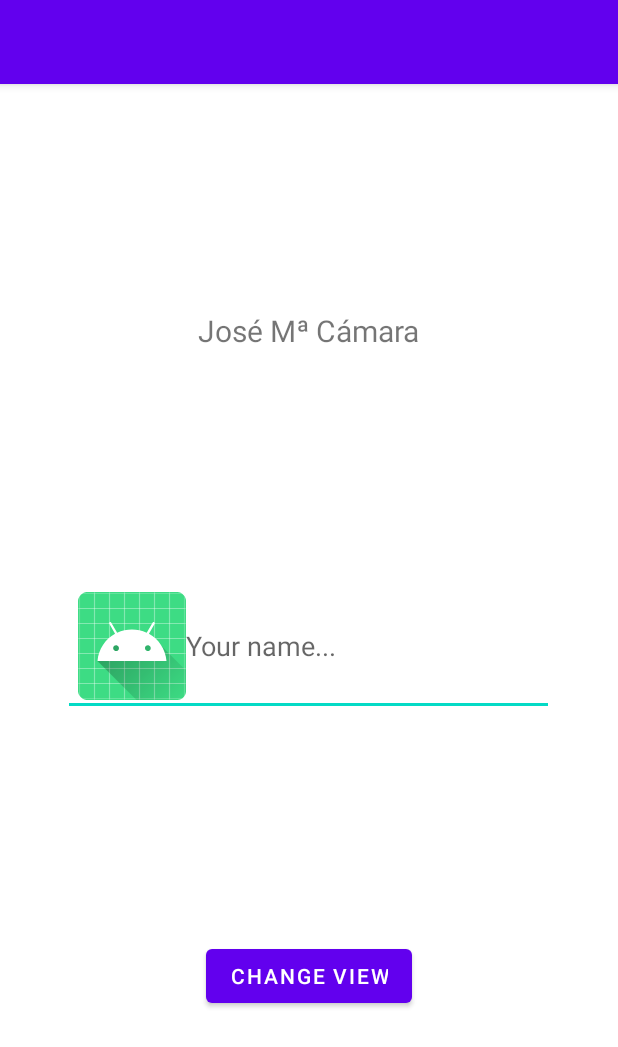
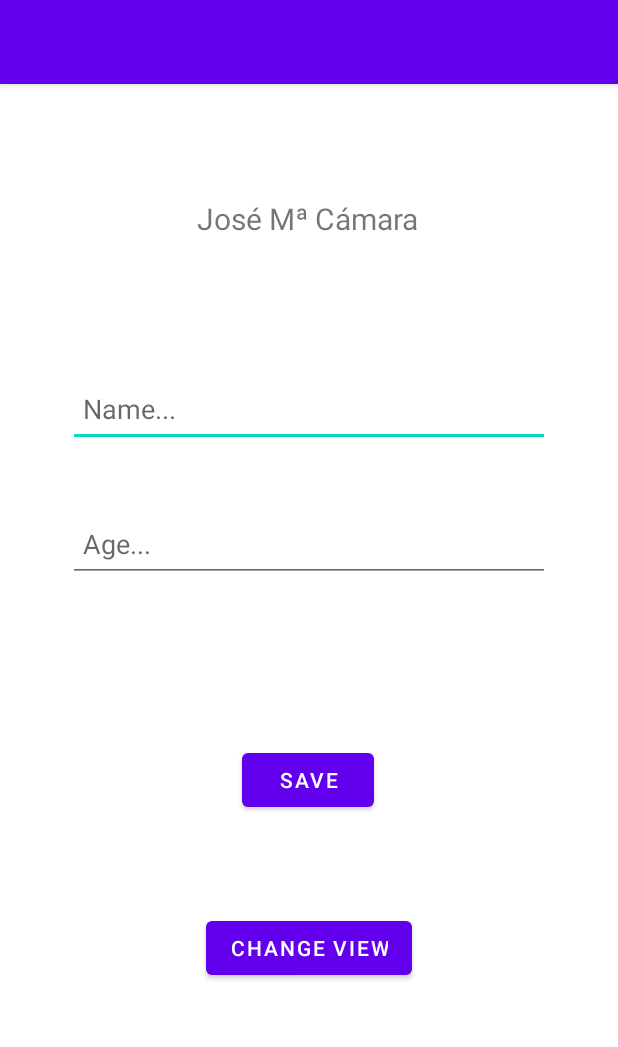
Before and after one commit to JoseCP82/CursoAndroid, an Android app: the screen it shows after launch (MainActivity), on a phone screen of 412 x 824 dp. Shown: the top 1047 px of the screen. Run offline under Robolectric (Android 15) with nearby library versions, the phone set to English and light mode, and no system bars.

Commit message:
bbdd implementada

```diff
--- a/app/src/main/java/Data/DataDbHelper.kt
+++ b/app/src/main/java/Data/DataDbHelper.kt
@@ -5,6 +5,7 @@ import android.content.ContentValues
 import android.content.Context
 import android.database.sqlite.SQLiteDatabase
 import android.database.sqlite.SQLiteOpenHelper
+import java.util.concurrent.locks.Condition
 
 class DataDbHelper (context: Context):SQLiteOpenHelper(context, DATABASE_NAME, null, DATABASE_VERSION){
 
@@ -22,10 +23,9 @@ class DataDbHelper (context: Context):SQLiteOpenHelper(context, DATABASE_NAME, n
 
     override fun onCreate(db: SQLiteDatabase?) {
         db!!.execSQL("CREATE TABLE "+Tables.Persons.TABLE_NAME+" (" +
-                Tables.Persons._ID+ " INTEGER PRIMARY KEY AUTOINCREMENT," +
+                Tables.Persons._ID+ " INTEGER PRIMARY KEY AUTOINCREMENT, " +
                 Tables.Persons.COLUMN_NAME + " TEXT NOT NULL," +
-                Tables.Persons.COLUMN_AGE + " TEXT NOT NULL," +
-                Tables.Persons.COLUMN_TYPE + " TEXT NOT NULL)");
+                Tables.Persons.COLUMN_AGE + " TEXT NOT NULL)");
     }
 
     override fun onUpgrade(db: SQLiteDatabase?, oldVersion: Int, newVersion: Int) {
@@ -35,7 +35,6 @@ class DataDbHelper (context: Context):SQLiteOpenHelper(context, DATABASE_NAME, n
     fun insert(person: List<Person>) {
         values.put(Tables.Persons.COLUMN_NAME,person[0].getName())
         values.put(Tables.Persons.COLUMN_AGE,person[0].getAge())
-        values.put(Tables.Persons.COLUMN_TYPE,person[0].getType())
         db.insert(Tables.Persons.TABLE_NAME,null,values)
     }
 }
--- a/app/src/main/java/Data/Tables.kt
+++ b/app/src/main/java/Data/Tables.kt
@@ -9,8 +9,7 @@ class Tables {
             val TABLE_NAME="persons"
             val COLUMN_NAME="name"
             val COLUMN_AGE="age"
-            val COLUMN_TYPE="type"
-            var persons: MutableList<Person>=ArrayList()
+            var persons: MutableList<Person> = ArrayList()
         }
     }
 }
--- a/app/src/main/java/Model/Person.kt
+++ b/app/src/main/java/Model/Person.kt
@@ -4,14 +4,11 @@ class Person (){
 
     private var id: Int = 0
     private var name: String = ""
-    private var age: Int = 0
-    private var type: String = ""
+    private var age: String = ""
 
-    constructor(id: Int, name: String, age: Int, type: String) : this() {
-        this.id=id
+    constructor(name: String, age: String) : this() {
         this.name=name
         this.age=age
-        this.type=type
     }
 
     fun getId():Int {
@@ -22,11 +19,7 @@ class Person (){
         return name
     }
 
-    fun getAge():Int {
+    fun getAge():String {
         return age
     }
-
-    fun getType(): String {
-        return type
-    }
 }
--- a/app/src/main/java/com/example/curso/MainActivity.kt
+++ b/app/src/main/java/com/example/curso/MainActivity.kt
@@ -1,36 +1,47 @@
 package com.example.curso
 
 import Data.DataDbHelper
+import Model.Person
 import android.annotation.SuppressLint
 import android.content.Intent
 import androidx.appcompat.app.AppCompatActivity
 import android.os.Bundle
 import android.util.Log
 import android.view.View
+import android.widget.ArrayAdapter
 import android.widget.EditText
+import androidx.appcompat.app.AlertDialog
 import androidx.core.widget.addTextChangedListener
 
 class MainActivity : AppCompatActivity() {
 
-    lateinit var editText: EditText
+    lateinit var editName: EditText
+    lateinit var editAge: EditText
+
     private var db:DataDbHelper?=null
+    private var list: MutableList<Person> = ArrayList()
 
     @SuppressLint("MissingInflatedId")
     override fun onCreate(savedInstanceState: Bundle?) {
         super.onCreate(savedInstanceState)
         setContentView(R.layout.activity_main)
 
-        db=DataDbHelper(this )
+        editName=findViewById(R.id.editName)
+        editAge=findViewById(R.id.editAge)
 
-        editText = findViewById(R.id.editText)
+        db= DataDbHelper(this )
 
-        editText.addTextChangedListener {
-            text -> Log.d("",text.toString())
-        }
     }
 
     fun nextView(view:View) {
         val next = Intent(this,SecondView::class.java)
         startActivity(next)
     }
+
+    fun addDatos(view: View) {
+        list!!.add(Person(editName.text.toString(), editAge.text.toString()))
+        db!!.insert(list)
+        editName.setText("")
+        editAge.setText("")
+    }
 }
--- a/app/src/main/res/layout/activity_main.xml
+++ b/app/src/main/res/layout/activity_main.xml
@@ -14,35 +14,60 @@
         android:textSize="20sp"
         app:layout_constraintBottom_toBottomOf="parent"
         app:layout_constraintEnd_toEndOf="parent"
+        app:layout_constraintHorizontal_bias="0.498"
         app:layout_constraintStart_toStartOf="parent"
         app:layout_constraintTop_toTopOf="parent"
-        app:layout_constraintVertical_bias="0.203" />
+        app:layout_constraintVertical_bias="0.103" />
 
     <EditText
-        android:id="@+id/editText"
-        android:layout_width="327dp"
-        android:layout_height="93dp"
-        android:drawableStart="@mipmap/ic_launcher"
+        android:id="@+id/editName"
+        android:layout_width="321dp"
+        android:layout_height="51dp"
+        android:layout_marginTop="60dp"
+        android:ems="50"
+        android:hint="Name..."
+        android:inputType="textPersonName"
         android:padding="10dp"
-        android:ems="10"
-        android:hint="Your name..."
-        android:inputType="textPersonName"
-        app:layout_constraintBottom_toBottomOf="parent"
+        app:layout_constraintBottom_toTopOf="@+id/editAge"
         app:layout_constraintEnd_toEndOf="parent"
-        app:layout_constraintHorizontal_bias="0.497"
         app:layout_constraintStart_toStartOf="parent"
         app:layout_constraintTop_toBottomOf="@+id/textView"
-        app:layout_constraintVertical_bias="0.302" />
+        app:layout_constraintVertical_bias="0.411" />
+
+    <EditText
+        android:id="@+id/editAge"
+        android:layout_width="321dp"
+        android:layout_height="51dp"
+        android:layout_marginBottom="108dp"
+        android:ems="10"
+        android:hint="Age..."
+        android:inputType="textPersonName"
+        android:padding="10dp"
+        app:layout_constraintBottom_toTopOf="@+id/buttonSave"
+        app:layout_constraintEnd_toEndOf="parent"
+        app:layout_constraintStart_toStartOf="parent" />
 
     <Button
         android:id="@+id/buttonChange"
         android:layout_width="wrap_content"
         android:layout_height="wrap_content"
+        android:layout_marginBottom="168dp"
         android:onClick="nextView"
         android:text="Change View"
         app:layout_constraintBottom_toBottomOf="parent"
         app:layout_constraintEnd_toEndOf="parent"
-        app:layout_constraintStart_toStartOf="parent"
-        app:layout_constraintTop_toBottomOf="@+id/editText" />
+        app:layout_constraintStart_toStartOf="parent" />
+
+    <Button
+        android:id="@+id/buttonSave"
+        android:layout_width="wrap_content"
+        android:layout_height="wrap_content"
+        android:layout_marginBottom="64dp"
+        android:onClick="addDatos"
+        android:text="Save"
+        app:layout_constraintBottom_toTopOf="@+id/buttonChange"
+        app:layout_constraintEnd_toEndOf="parent"
+        app:layout_constraintHorizontal_bias="0.498"
+        app:layout_constraintStart_toStartOf="parent" />
 
 </androidx.constraintlayout.widget.ConstraintLayout>
```
